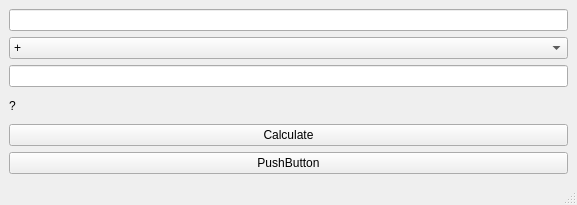
Before: the Qt Designer form mainwindow.ui in maxjbport/Calculator-2, drawn with Qt 5.
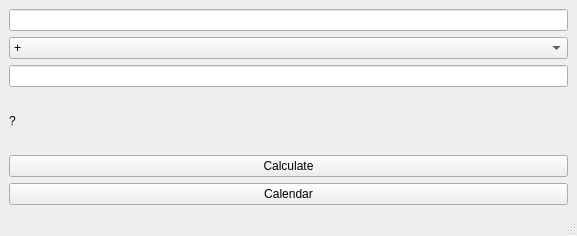
After: the same form once the commit is applied.

```diff
--- a/mainwindow.ui
+++ b/mainwindow.ui
@@ -7,7 +7,7 @@
     <x>0</x>
     <y>0</y>
     <width>577</width>
-    <height>205</height>
+    <height>236</height>
    </rect>
   </property>
   <property name="windowTitle">
@@ -66,7 +66,7 @@
     <item>
      <widget class="QPushButton" name="pushButton">
       <property name="text">
-       <string>PushButton</string>
+       <string>Calendar</string>
       </property>
      </widget>
     </item>
```
